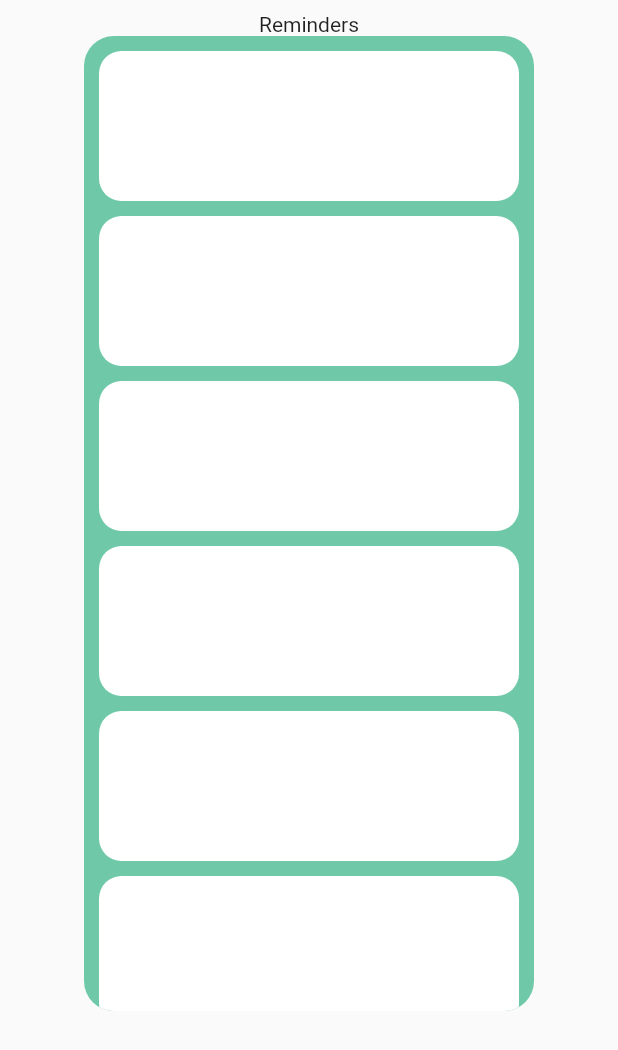
After one commit to kshitiz3133/onlinemeetingapp, a Flutter app: the Reminder screen opened directly, on a phone screen of 412 x 824 dp. The commit adds this screen. Shown: the top 1050 px of the screen. Run offline on Flutter 3.47's test engine with Material 2 defaults, Android fonts, the light colour scheme and no system bars.

Commit message:
Logs and  Reminder pages added

```diff
--- a/lib/Login/loginpage.dart
+++ b/lib/Login/loginpage.dart
@@ -38,7 +38,7 @@ class Login extends StatelessWidget {
                   ),
                   SizedBox(height: 20),
                   TextButton(onPressed: (){}, child: Text("Login")),
-                  TextButton(onPressed: (){Navigator.push(context, MaterialPageRoute(builder: (context)=>App()));}, child: Text("Cancel")),
+                  TextButton(onPressed: (){Navigator.pop(context, MaterialPageRoute(builder: (context)=>App()));}, child: Text("Cancel")),
                   SizedBox(height: 40),
                   Row(mainAxisAlignment: MainAxisAlignment.spaceEvenly,children: [Text("Forget Password?"),Text("Sign Up")],)
                 ],
--- /dev/null
+++ b/lib/Reminders/reminder.dart
@@ -0,0 +1,125 @@
+import 'package:flutter/material.dart';
+class Reminder extends StatelessWidget {
+  const Reminder({Key? key}) : super(key: key);
+
+  @override
+  Widget build(BuildContext context) {
+    return Scaffold(
+      body:SafeArea(
+        child: Padding(
+          padding: const EdgeInsets.all(8.0),
+          child: Row(
+            mainAxisAlignment: MainAxisAlignment.center,
+            children: [
+              Column(
+                children: [
+                  Text("Reminders"),
+                  ClipRRect(
+                    borderRadius: BorderRadius.circular(20),
+                    child: Container(
+                      height: 650,
+                      width: 300,
+                      color: Color.fromARGB(255, 111, 201, 168),
+                      child:ListView(
+                        children: [
+                          Padding(
+                            padding: const EdgeInsets.fromLTRB(10, 10, 10, 0),
+                            child: ClipRRect(
+                              borderRadius: BorderRadius.circular(15),
+                              child: Container(
+                                height: 100,
+                                width: 100,
+                                color: Colors.white,
+                              ),
+                            ),
+                          ),
+                          Padding(
+                            padding: const EdgeInsets.fromLTRB(10, 10, 10, 0),
+                            child: ClipRRect(
+                              borderRadius: BorderRadius.circular(15),
+                              child: Container(
+                                height: 100,
+                                width: 100,
+                                color: Colors.white,
+                              ),
+                            ),
+                          ),
+                          Padding(
+                            padding: const EdgeInsets.fromLTRB(10, 10, 10, 0),
+                            child: ClipRRect(
+                              borderRadius: BorderRadius.circular(15),
+                              child: Container(
+                                height: 100,
+                                width: 100,
+                                color: Colors.white,
+                              ),
+                            ),
+                          ),
+                          Padding(
+                            padding: const EdgeInsets.fromLTRB(10, 10, 10, 0),
+                            child: ClipRRect(
+                              borderRadius: BorderRadius.circular(15),
+                              child: Container(
+                                height: 100,
+                                width: 100,
+                                color: Colors.white,
+                              ),
+                            ),
+                          ),
+                          Padding(
+                            padding: const EdgeInsets.fromLTRB(10, 10, 10, 0),
+                            child: ClipRRect(
+                              borderRadius: BorderRadius.circular(15),
+                              child: Container(
+                                height: 100,
+                                width: 100,
+                                color: Colors.white,
+                              ),
+                            ),
+                          ),
+                          Padding(
+                            padding: const EdgeInsets.fromLTRB(10, 10, 10, 0),
+                            child: ClipRRect(
+                              borderRadius: BorderRadius.circular(15),
+                              child: Container(
+                                height: 100,
+                                width: 100,
+                                color: Colors.white,
+                              ),
+                            ),
+                          ),
+                          Padding(
+                            padding: const EdgeInsets.fromLTRB(10, 10, 10, 0),
+                            child: ClipRRect(
+                              borderRadius: BorderRadius.circular(15),
+                              child: Container(
+                                height: 100,
+                                width: 100,
+                                color: Colors.white,
+                              ),
+                            ),
+                          ),
+                          Padding(
+                            padding: const EdgeInsets.fromLTRB(10, 10, 10, 0),
+                            child: ClipRRect(
+                              borderRadius: BorderRadius.circular(15),
+                              child: Container(
+                                height: 100,
+                                width: 100,
+                                color: Colors.white,
+                              ),
+                            ),
+                          ),
+                        ],
+                      ),
+                    ),
+                  ),
+                ],
+              ),
+            ],
+          ),
+        ),
+      ),
+    );
+  }
+}
```
Also changed, not shown: lib/Home/homepage.dart (+8 -2 lines), lib/Log Pages/log.dart (added, +125 -0 lines).
